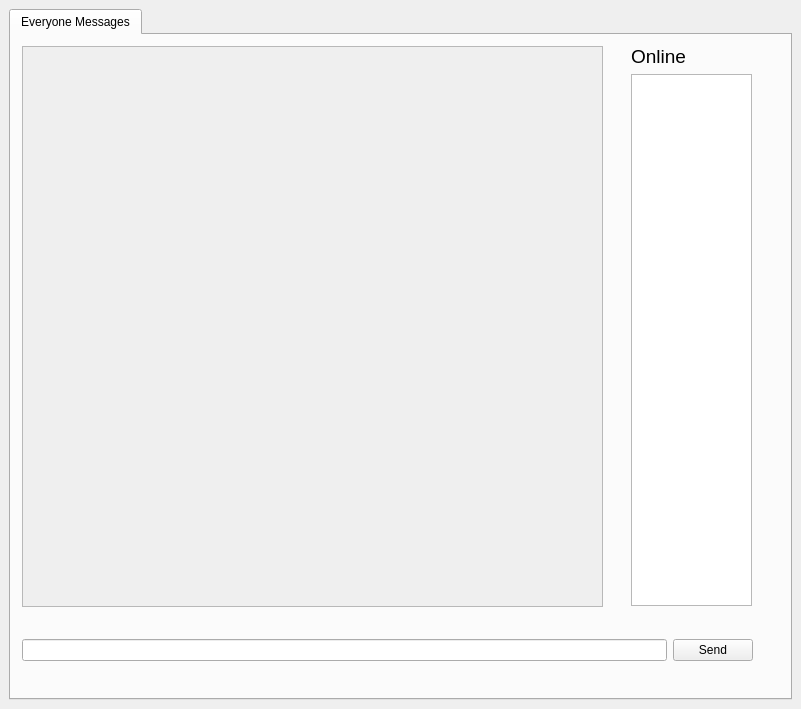
SSS-Says-Snek/hisock-voip-app, file src/ui/main.ui: the form before one commit.
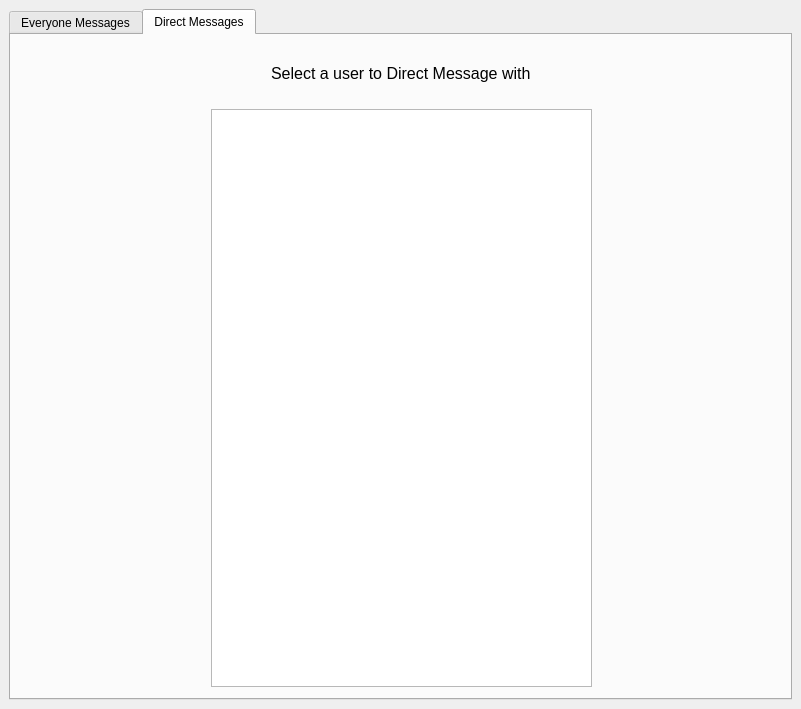
The form after the commit.

Commit message: Finish general layout of DM selection

The edit to the form file:
```diff
--- a/src/ui/main.ui
+++ b/src/ui/main.ui
@@ -21,7 +21,7 @@
     <item row="0" column="0">
      <widget class="QTabWidget" name="tabs">
       <property name="currentIndex">
-       <number>0</number>
+       <number>1</number>
       </property>
       <widget class="QWidget" name="everyone_message">
        <attribute name="title">
@@ -120,6 +120,79 @@
         </layout>
        </widget>
       </widget>
+      <widget class="QWidget" name="direct_message">
+       <attribute name="title">
+        <string>Direct Messages</string>
+       </attribute>
+       <widget class="QStackedWidget" name="stack">
+        <property name="geometry">
+         <rect>
+          <x>0</x>
+          <y>0</y>
+          <width>781</width>
+          <height>661</height>
+         </rect>
+        </property>
+        <property name="currentIndex">
+         <number>0</number>
+        </property>
+        <widget class="QWidget" name="user_selection">
+         <layout class="QVBoxLayout" name="verticalLayout">
+          <property name="sizeConstraint">
+           <enum>QLayout::SetDefaultConstraint</enum>
+          </property>
+          <property name="leftMargin">
+           <number>200</number>
+          </property>
+          <property name="rightMargin">
+           <number>200</number>
+          </property>
+          <item>
+           <spacer name="horizontalSpacer_2">
+            <property name="orientation">
+             <enum>Qt::Horizontal</enum>
+            </property>
+            <property name="sizeHint" stdset="0">
+             <size>
+              <width>40</width>
+              <height>20</height>
+             </size>
+            </property>
+           </spacer>
+          </item>
+          <item alignment="Qt::AlignHCenter">
+           <widget class="QLabel" name="dm_selection_label">
+            <property name="font">
+             <font>
+              <family>Segoe UI</family>
+              <pointsize>12</pointsize>
+             </font>
+            </property>
+            <property name="text">
+             <string>Select a user to Direct Message with</string>
+            </property>
+           </widget>
+          </item>
+          <item>
+           <spacer name="horizontalSpacer">
+            <property name="orientation">
+             <enum>Qt::Horizontal</enum>
+            </property>
+            <property name="sizeHint" stdset="0">
+             <size>
+              <width>40</width>
+              <height>20</height>
+             </size>
+            </property>
+           </spacer>
+          </item>
+          <item>
+           <widget class="QListWidget" name="dm_online_users"/>
+          </item>
+         </layout>
+        </widget>
+       </widget>
+      </widget>
      </widget>
     </item>
    </layout>
```
Left out of the diff: 8 changed lines with no effect on the pictures. The commit also changes 3 other files.
